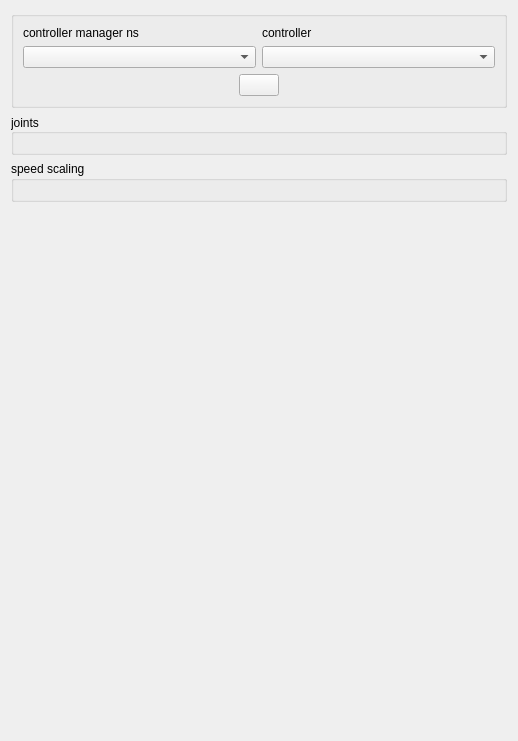
Before: the Qt Designer form rqt_joint_trajectory_controller/resource/joint_trajectory_controller.ui in ros-controls/ros_controllers, drawn with Qt 5.
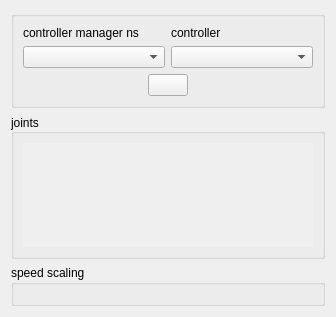
After: the same form once the commit is applied. Icons and pictures are not drawn.

Commit message:
rqt_jtc: Add vertical scrollbar to joints list
- Add vertical scrollbar to joints list that appears only when required,
  i.e., when the plugin size cannot accommodate all controller joints.

- Remove vertical spacer at the bottom of the plugin.

Diff of the .ui file:
```diff
--- a/rqt_joint_trajectory_controller/resource/joint_trajectory_controller.ui
+++ b/rqt_joint_trajectory_controller/resource/joint_trajectory_controller.ui
@@ -6,8 +6,8 @@
    <rect>
     <x>0</x>
     <y>0</y>
-    <width>518</width>
-    <height>741</height>
+    <width>336</width>
+    <height>317</height>
    </rect>
   </property>
   <property name="windowTitle">
@@ -118,7 +118,7 @@
     </widget>
    </item>
    <item>
-    <widget class="QGroupBox" name="joint_group">
+    <widget class="QGroupBox" name="joint_group_outer">
      <property name="sizePolicy">
       <sizepolicy hsizetype="Preferred" vsizetype="Preferred">
        <horstretch>0</horstretch>
@@ -143,10 +143,42 @@
      <property name="checkable">
       <bool>false</bool>
      </property>
-     <layout class="QFormLayout" name="formLayout">
-      <property name="fieldGrowthPolicy">
-       <enum>QFormLayout::ExpandingFieldsGrow</enum>
-      </property>
+     <layout class="QVBoxLayout" name="verticalLayout_3">
+      <item>
+       <widget class="QScrollArea" name="joint_group_scroll">
+        <property name="sizePolicy">
+         <sizepolicy hsizetype="Expanding" vsizetype="Expanding">
+          <horstretch>0</horstretch>
+          <verstretch>0</verstretch>
+         </sizepolicy>
+        </property>
+        <property name="frameShape">
+         <enum>QFrame::NoFrame</enum>
+        </property>
+        <property name="frameShadow">
+         <enum>QFrame::Plain</enum>
+        </property>
+        <property name="verticalScrollBarPolicy">
+         <enum>Qt::ScrollBarAsNeeded</enum>
+        </property>
+        <property name="horizontalScrollBarPolicy">
+         <enum>Qt::ScrollBarAlwaysOff</enum>
+        </property>
+        <property name="widgetResizable">
+         <bool>true</bool>
+        </property>
+        <widget class="QWidget" name="joint_group">
+         <property name="geometry">
+          <rect>
+           <x>0</x>
+           <y>0</y>
+           <width>314</width>
+           <height>109</height>
+          </rect>
+         </property>
+        </widget>
+       </widget>
+      </item>
      </layout>
     </widget>
    </item>
@@ -158,19 +190,6 @@
      <layout class="QVBoxLayout" name="speed_scaling_layout"/>
     </widget>
    </item>
-   <item>
-    <spacer name="verticalSpacer">
-     <property name="orientation">
-      <enum>Qt::Vertical</enum>
-     </property>
-     <property name="sizeHint" stdset="0">
-      <size>
-       <width>20</width>
-       <height>40</height>
-      </size>
-     </property>
-    </spacer>
-   </item>
   </layout>
   <zorder>controller_group</zorder>
   <zorder>joint_group</zorder>
```
Left out of the diff: 4 changed lines with no effect on the pictures.
